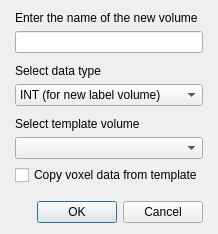
freesurfer/freesurfer, file freeview/DialogNewVolume.ui: the form before one commit.
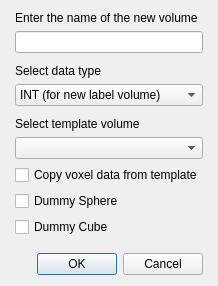
The form after the commit.

Commit message: added dummy option when creating a new volume.

Patch:
```diff
--- a/freeview/DialogNewVolume.ui
+++ b/freeview/DialogNewVolume.ui
@@ -7,7 +7,7 @@
     <x>0</x>
     <y>0</y>
     <width>295</width>
-    <height>293</height>
+    <height>325</height>
    </rect>
   </property>
   <property name="windowTitle">
@@ -126,6 +126,20 @@
      </property>
     </widget>
    </item>
+   <item>
+    <widget class="QCheckBox" name="checkBoxDummySphere">
+     <property name="text">
+      <string>Dummy Sphere</string>
+     </property>
+    </widget>
+   </item>
+   <item>
+    <widget class="QCheckBox" name="checkBoxDummyCube">
+     <property name="text">
+      <string>Dummy Cube</string>
+     </property>
+    </widget>
+   </item>
    <item>
     <spacer name="verticalSpacer">
      <property name="orientation">
```
Left out of the diff: 55 changed lines with no effect on the pictures. The commit also changes 5 other files.
